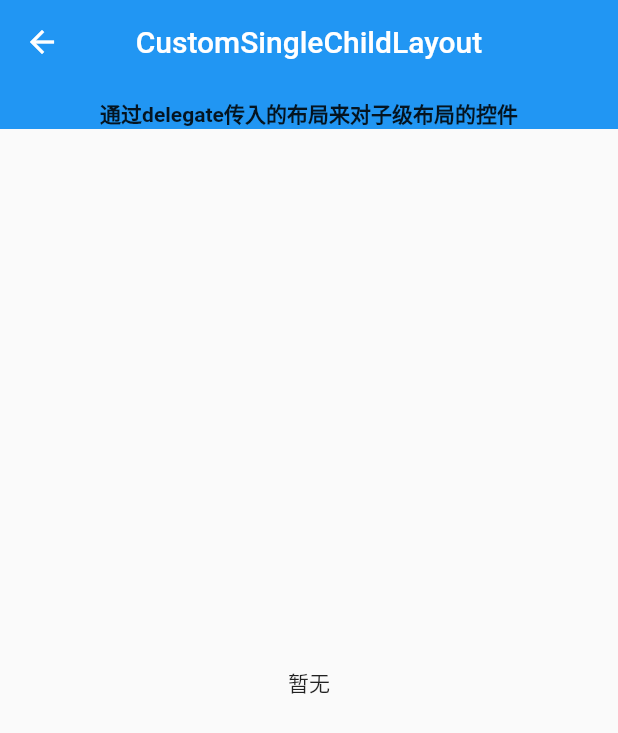
After one commit to huang-weilong/flutter_widgets, a Flutter app: the CustomSingleChildLayoutWidget screen opened directly, on a phone screen of 412 x 824 dp. The commit adds this screen. Shown: the top 733 px of the screen. Run offline on Flutter 3.47's test engine with Material 2 defaults, Android fonts, the phone set to English and light mode, and no system bars.

Commit message:
CustomSingleChildLayout Widget

```diff
--- a/lib/layout/index_layout.dart
+++ b/lib/layout/index_layout.dart
@@ -16,6 +16,7 @@ import 'single_child_layout_widget/overflow_box_widget.dart';
 import 'single_child_layout_widget/sized_box_widget.dart';
 import 'single_child_layout_widget/sized_overflow_box_widget.dart';
 import 'single_child_layout_widget/transform_widget.dart';
+import 'single_child_layout_widget/custom_single_child_layout_widget.dart';
 
 class IndexLayout extends StatefulWidget {
   @override
@@ -44,8 +45,9 @@ class _IndexLayoutState extends State<IndexLayout> {
       {'title': 'Offstage', 'page': OffstageWidget()},
       {'title': 'OverflowBox', 'page': OverflowBoxWidget()},
       {'title': 'SizedBox', 'page': SizedBoxWidget()},
-      {'title': 'SizedOverflowBox', 'page': SizedOverflowBoxWidget()},
+      {'title': 'SizedOverflowBox', 'page': SizedOverflowBoxWidget(), 'finish': false},
       {'title': 'Transform', 'page': TransformWidget()},
+      {'title': 'CustomSingleChildLayout', 'page': CustomSingleChildLayoutWidget(), 'finish': false},
     ];
   }
 
--- /dev/null
+++ b/lib/layout/single_child_layout_widget/custom_single_child_layout_widget.dart
@@ -0,0 +1,24 @@
+import 'package:flutter/material.dart';
+
+class CustomSingleChildLayoutWidget extends StatelessWidget {
+  @override
+  Widget build(BuildContext context) {
+    return Scaffold(
+      appBar: AppBar(
+        title: Text('CustomSingleChildLayout'),
+        centerTitle: true,
+        elevation: 0.0,
+        bottom: PreferredSize(
+          child: Text(
+            '通过delegate传入的布局来对子级布局的控件',
+            style: TextStyle(fontWeight: FontWeight.bold),
+          ),
+          preferredSize: Size.fromHeight(30.0),
+        ),
+      ),
+      body: Center(
+        child: Text('暂无'),
+      ),
+    );
+  }
+}
```
